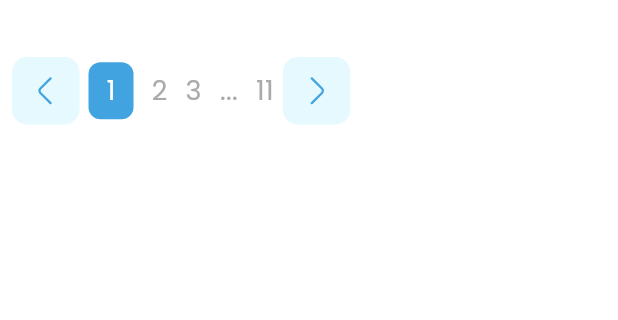
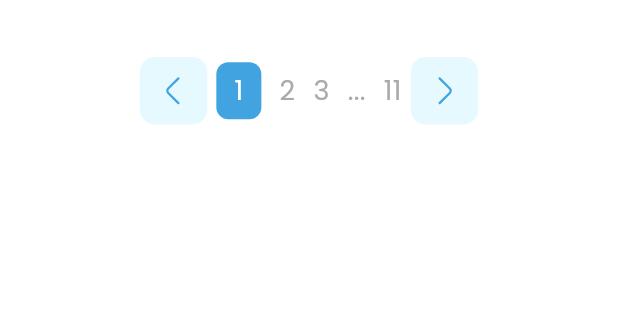
Before and after one commit to Edukever/schoolap-mobile-ui, a Flutter app: the PaginationPage screen opened directly, on a phone screen of 412 x 824 dp, the part 120-440 px from its top. Run offline on Flutter 3.47's test engine with Material 3 defaults, Android fonts, the phone set to English and light mode, and no system bars; drawn by our look-alikes of auto_size_text; our stand-ins replace dropdown_button2, equatable, flutter_form_builder, flutter_svg, lottie, popover.

Commit message:
:+1:  Pagination MainAxisAlignment

```diff
--- a/lib/src/widgets/data_table/schoolap_pagination.dart
+++ b/lib/src/widgets/data_table/schoolap_pagination.dart
@@ -6,12 +6,14 @@ class SPPagination extends StatelessWidget {
   final Function(int page) onPageChanged;
   final int siblingCount = 1;
   final int boundaryCount = 1;
+  final MainAxisAlignment mainAxisAlignment;
 
   const SPPagination({
     super.key,
     required this.currentPage,
     required this.totalPages,
     required this.onPageChanged,
+    this.mainAxisAlignment = MainAxisAlignment.center,
   })  : assert(totalPages > 0, 'totalPages should be greater than 0'),
         assert(currentPage >= 1 && currentPage <= totalPages, 'currentPage should be between 1 and totalPages');
 
@@ -55,6 +57,7 @@ class SPPagination extends StatelessWidget {
     }
 
     return Row(
+      mainAxisAlignment: mainAxisAlignment,
       children: [
         SPButtonIcon(
           iconData: AppIconsData.arrowLeft,
```
